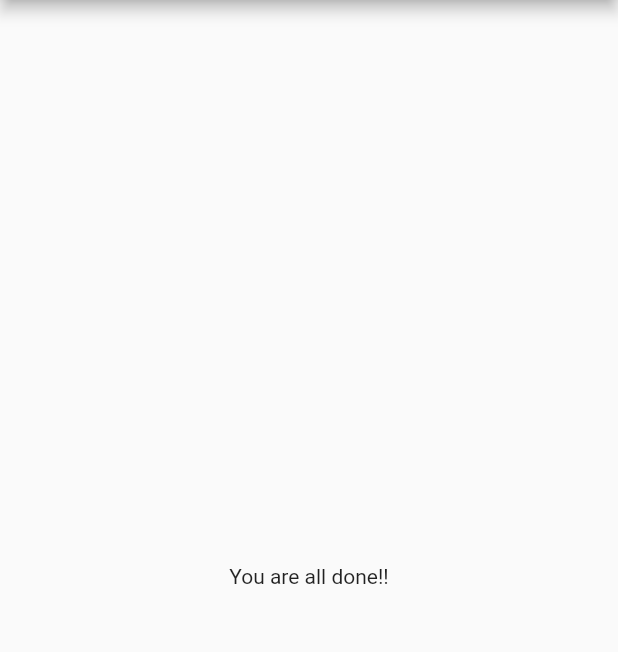
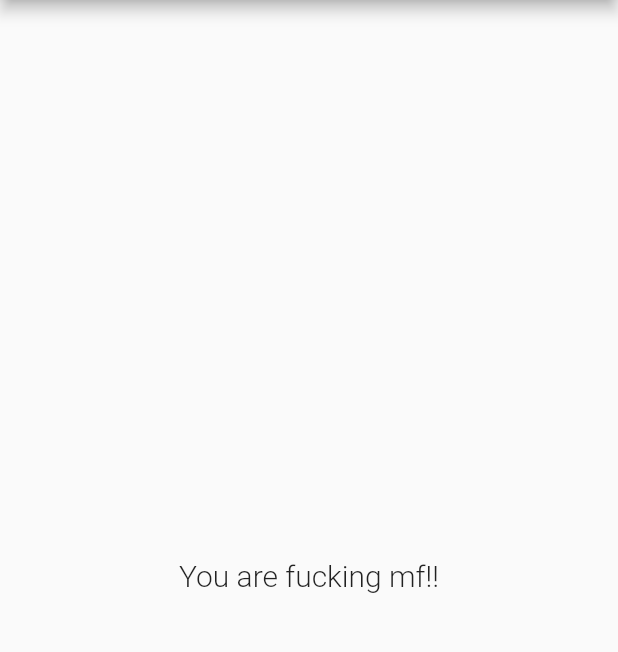
Before and after one commit to harshverma036/flutter_quiz_app, a Flutter app: the screen it shows after launch, after a tap on "Red", after a tap on "Dairy Milk", on a phone screen of 412 x 824 dp, the part 84-736 px from its top. Run offline on Flutter 3.47's test engine with Material 2 defaults, Android fonts, the phone set to English and light mode, and no system bars.

Commit message:
result based on result done

```diff
--- a/lib/main.dart
+++ b/lib/main.dart
@@ -63,7 +63,7 @@ class MyAppState extends State<MyApp> {
                   answerQuestions: _answerQuestions,
                   questionIndex: _questionIndex,
                 )
-              : Result()),
+              : Result(_total_score)),
     );
   }
 }
--- a/lib/result.dart
+++ b/lib/result.dart
@@ -3,9 +3,28 @@ import 'package:flutter/cupertino.dart';
 import 'package:flutter/material.dart';
 
 class Result extends StatelessWidget {
+  final int totalScore;
+
+  Result(this.totalScore);
+
+  String get resultText {
+    String resultPhrase;
+    if (totalScore <= 15) {
+      resultPhrase = "You are fucking awesome!!";
+    } else {
+      resultPhrase = "You are fucking mf!!";
+    }
+    return resultPhrase;
+  }
 
   @override
   Widget build(BuildContext context) {
-    return Center(child: Text("You are all done!!"),);
+    return Center(
+      child: Text(
+        resultText,
+        textAlign: TextAlign.center,
+        style: TextStyle(fontSize: 20, fontWeight: FontWeight.w300),
+      ),
+    );
   }
 }
```
